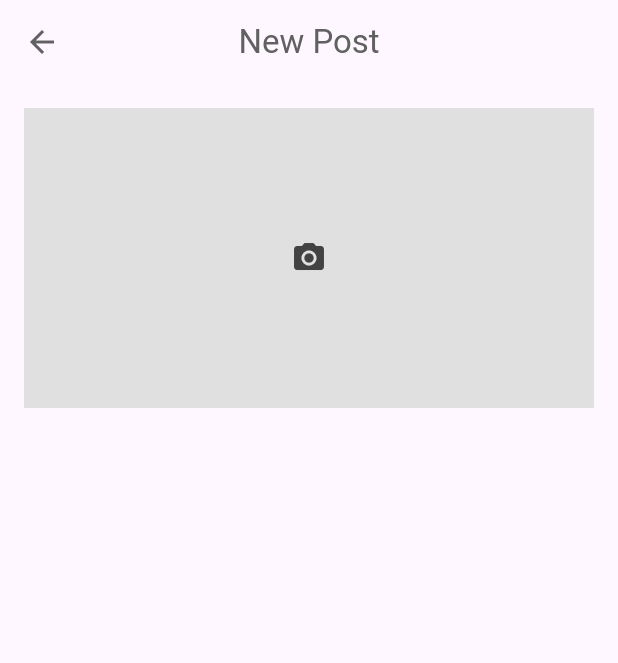
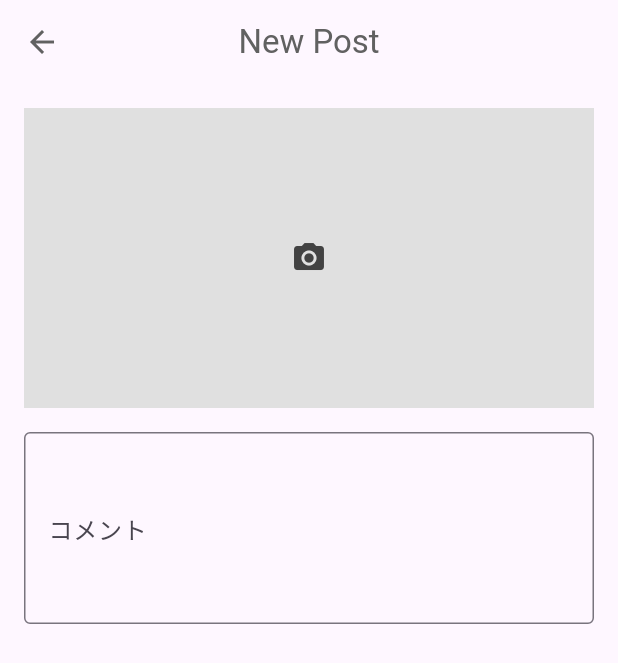
Before and after one commit to kolbe-ryo/layered_archtecture_sample, a Flutter app: the PostPage screen opened directly, on a phone screen of 412 x 824 dp. Shown: the top 663 px of the screen. Run offline on Flutter 3.47's test engine with Material 2 defaults, Android fonts, the phone set to English and light mode, and no system bars; our stand-ins replace flutter_riverpod, freezed_annotation, image_picker, logger, riverpod.

Commit message:
complete post comment field

```diff
--- a/lib/presentation/page/post/components/post_comment_field.dart
+++ b/lib/presentation/page/post/components/post_comment_field.dart
@@ -1,11 +1,21 @@
-import 'package:flutter/widgets.dart';
+import 'package:flutter/material.dart';
 import 'package:flutter_riverpod/flutter_riverpod.dart';
+
+final postCommentFieldControllerProvider =
+    StateProvider.autoDispose<TextEditingController>((ref) => TextEditingController());
 
 class PostCommentField extends ConsumerWidget {
   const PostCommentField({super.key});
 
   @override
   Widget build(BuildContext context, WidgetRef ref) {
-    return Container();
+    return TextField(
+      controller: ref.watch(postCommentFieldControllerProvider),
+      decoration: const InputDecoration(
+        labelText: 'コメント',
+        border: OutlineInputBorder(),
+      ),
+      maxLines: 4,
+    );
   }
 }
```
